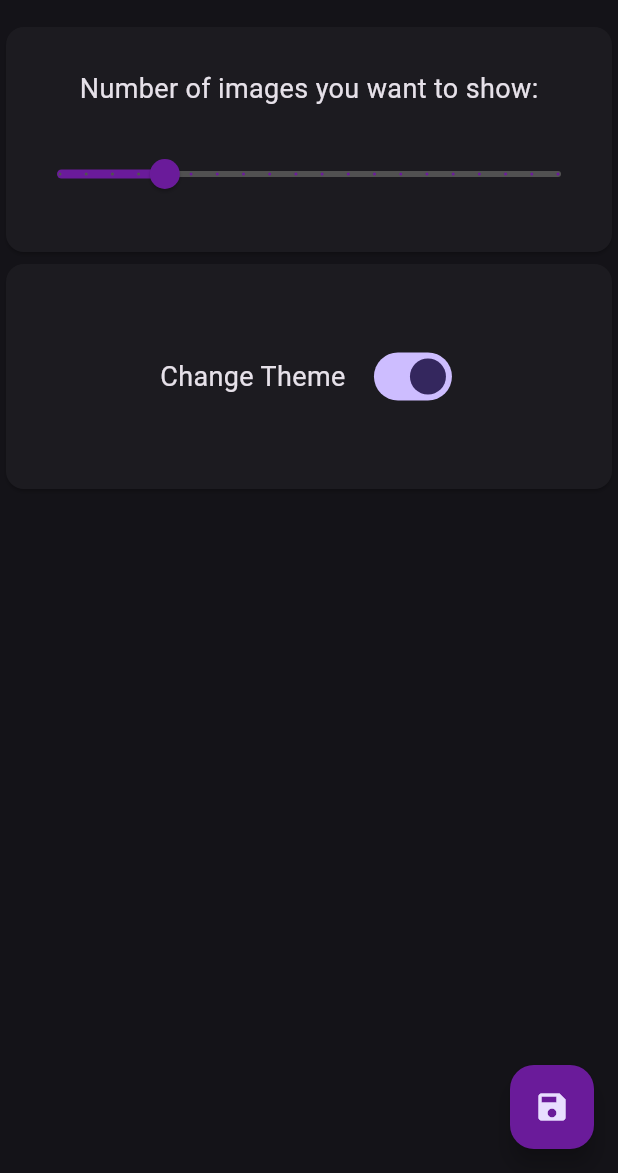
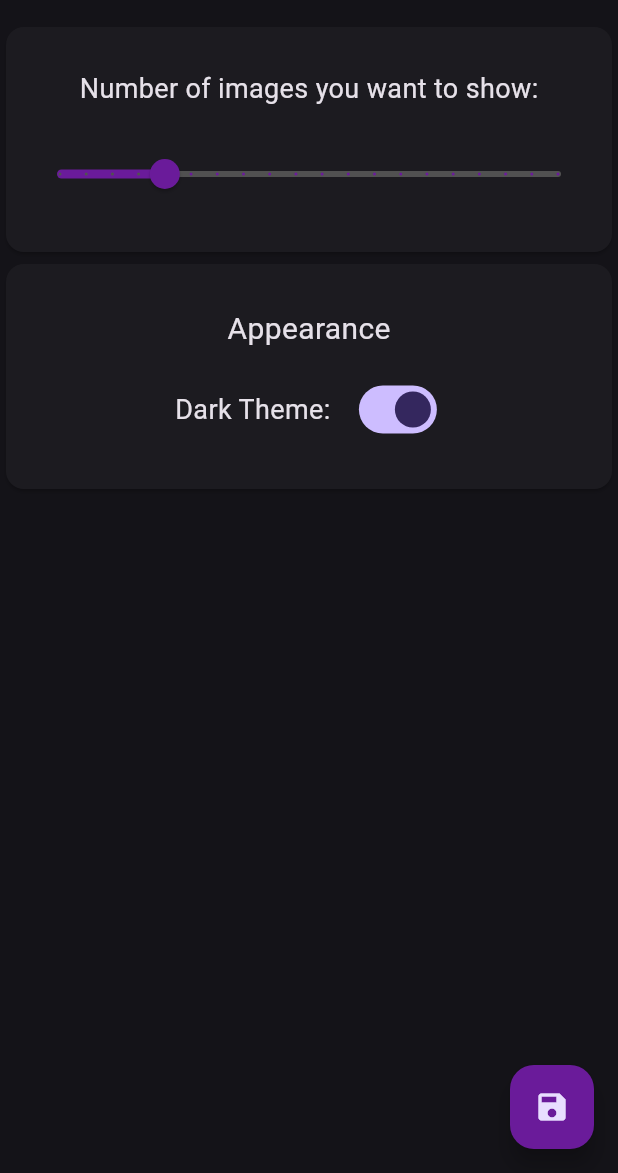
Before and after one commit to ed-morais/Astronomy-Picture-of-the-Day-App, a Flutter app: the SettingsPage screen opened by its route, on a phone screen of 412 x 824 dp, the part 63-1236 px from its top. Run offline on Flutter 3.47's test engine with Material 2 defaults, Android fonts, the phone set to English and light mode, and no system bars; our stand-ins replace flutter_rating_bar, google_fonts, readmore; network calls fail.

Commit message:
ajust code

```diff
--- a/lib/pages/settings_page.dart
+++ b/lib/pages/settings_page.dart
@@ -105,13 +105,19 @@ class _SettingsPageState extends State<SettingsPage> {
                 height: 130,
                 child: Column(
                   mainAxisAlignment: MainAxisAlignment.center,
-                  crossAxisAlignment: CrossAxisAlignment.stretch,
                   children: [
+                    const Text(
+                      'Appearance',
+                      style: TextStyle(fontSize: 20.0),
+                    ),
+                    const SizedBox(
+                      height: 15.0,
+                    ),
                     Row(
                       mainAxisAlignment: MainAxisAlignment.center,
                       children: [
                         const Text(
-                          'Change Theme',
+                          'Dark Theme:',
                           style: TextStyle(fontSize: 18.0),
                         ),
                         const SizedBox(
```
